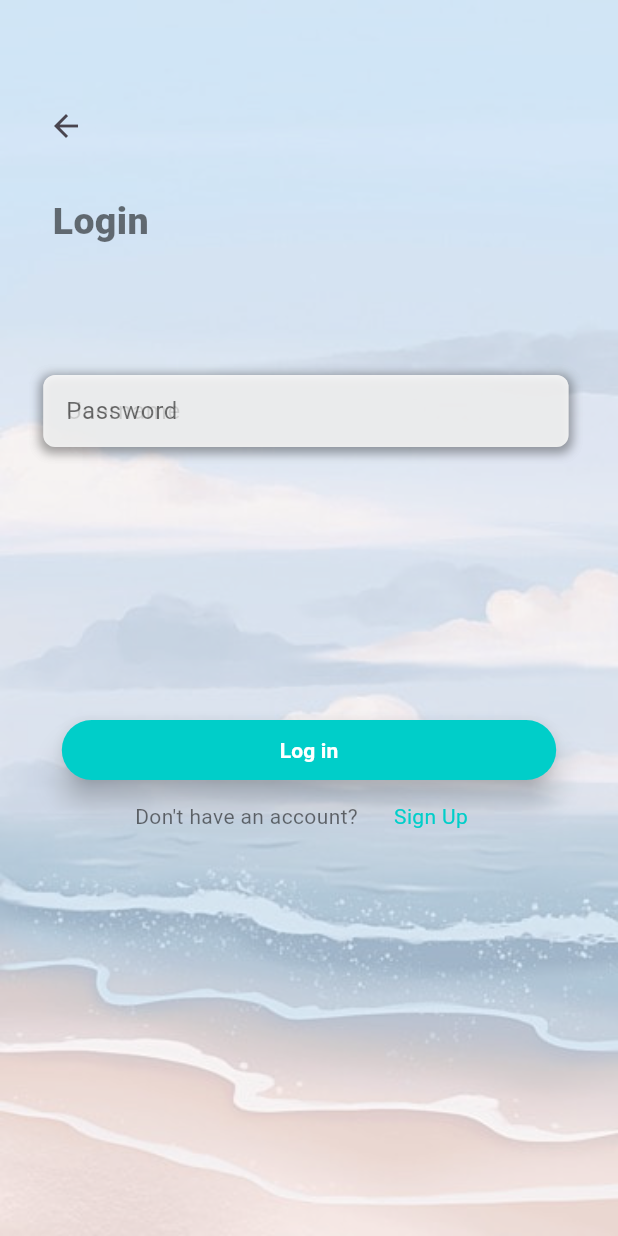
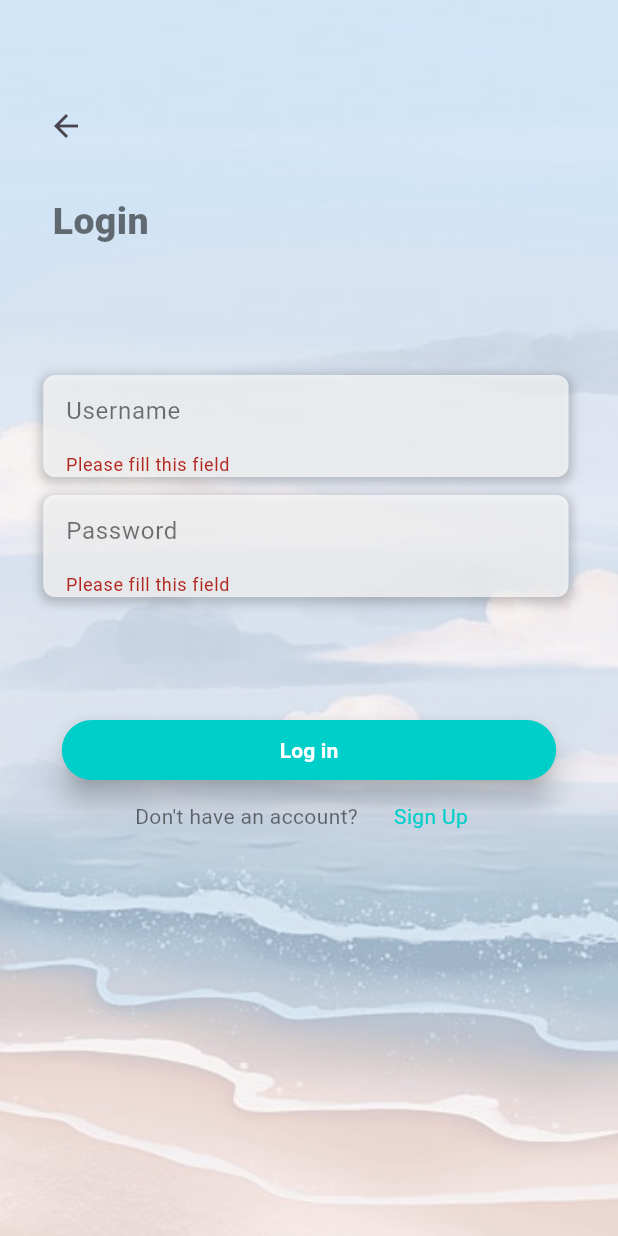
Before and after one commit to anilantony49/travel_app, a Flutter app: the LoginPage screen opened directly, after a tap on "Log in", on a phone screen of 412 x 824 dp. Run offline on Flutter 3.47's test engine with Material 3 defaults, Android fonts, the light colour scheme and no system bars; our stand-ins replace hive_flutter, shared_preferences; accounts and stored records are empty.

Commit message:
login page UI and signUp page UI

```diff
--- a/lib/screen/login_screen.dart
+++ b/lib/screen/login_screen.dart
@@ -1,7 +1,12 @@
 import 'package:flutter/material.dart';
+import 'package:new_travel_app/main.dart';
+import 'package:new_travel_app/others/admin_credentials.dart';
 import 'package:new_travel_app/screen/authentication_page.dart';
 import 'package:new_travel_app/screen/sign_up_page.dart';
+import 'package:new_travel_app/widgets/bottom_navigation_admin.dart';
+import 'package:new_travel_app/widgets/bottom_navigation_user.dart';
 import 'package:new_travel_app/widgets/text_field.dart';
+import 'package:shared_preferences/shared_preferences.dart';
 
 class LoginPage extends StatefulWidget {
   const LoginPage({Key? key}) : super(key: key);
@@ -75,7 +80,10 @@ class _LoginPageState extends State<LoginPage> {
               ),
             ),
 
-            CustomInputField(
+            Positioned(
+              left: screenWidth * .07,
+              top: 250,
+              child: CustomInputField(
                   controller: _usernameController,
                   label: 'Username',
                   togglePasswordVisibility: null,
@@ -86,7 +94,11 @@ class _LoginPageState extends State<LoginPage> {
                       return null;
                     }
                   }),
-            CustomInputField(
+            ),
+            Positioned(
+              left: screenWidth * .07,
+              top: 330,
+              child: CustomInputField(
                 controller: _passwordController,
                 label: 'Password',
                 togglePasswordVisibility: _passwordVisibility,
@@ -118,6 +130,7 @@ class _LoginPageState extends State<LoginPage> {
                   // If all conditions are met, return null (indicating a valid password)
                   return null;
                 },
+              ),
             ),
             // )
             // Positioned(
@@ -260,71 +273,71 @@ class _LoginPageState extends State<LoginPage> {
                   width: screenWidth * 0.8,
                   child: ElevatedButton(
                     onPressed: () async {
-                      // if (_usernameController.text ==
-                      //         AdminCredentials.username &&
-                      //     _passwordController.text ==
-                      //         AdminCredentials.password) {
-                      //   Navigator.pushAndRemoveUntil(
+                      if (_usernameController.text ==
+                              AdminCredentials.username &&
+                          _passwordController.text ==
+                              AdminCredentials.password) {
+                        Navigator.pushAndRemoveUntil(
+                          context,
+                          MaterialPageRoute(
+                            builder: (context) => const BottomNavigationAdmin(),
+                          ), // Replace YourNextScreen with the actual screen widget you want to navigate to
+                          (route) => false,
+                        );
+                        ScaffoldMessenger.of(context).showSnackBar(
+                          const SnackBar(
+                            content: Text('Welcome to admin page'),
+                            duration: Duration(seconds: 3),
+                          ),
+                        );
+                      }
+                      if (formKey.currentState?.validate() ?? false) {
+                        // Access the users list from the userNotifier value
+                        // List<AuthenticationModels> users =
+                        //     AuthenticationDb.singleton.userNotifier.value;
+
+                        // Replace 'enteredUsername' and 'enteredPassword' with the actual values entered by the user
+
+                        String enteredUsername = _usernameController.text;
+                        String enteredPassword = _passwordController.text;
+
+                        // Check if entered username and password match any user details
+                        // bool isUserAuthenticated = users.any((user) =>
+                        //     user.username == enteredUsername &&
+                        //     user.password == enteredPassword);
+
+                        // Clear the text fields
+                        _usernameController.text = '';
+                        _passwordController.text = '';
+                        // Unfocus the text fields to hide the keyboard
+                        FocusScope.of(context).unfocus();
+                        // if (isUserAuthenticated) {
+                        //   final sharedpref =
+                        //       await SharedPreferences.getInstance();
+                        //   sharedpref.setBool(saveKey, true);
+                        //   // ignore: use_build_context_synchronously
+                        //   Navigator.pushReplacement(
                         //     context,
                         //     MaterialPageRoute(
-                      //       builder: (context) => const BottomNavigationAdmin(),
-                      //     ), // Replace YourNextScreen with the actual screen widget you want to navigate to
-                      //     (route) => false,
-                      //   );
-                      //   ScaffoldMessenger.of(context).showSnackBar(
-                      //     const SnackBar(
-                      //       content: Text('Welcome to admin page'),
-                      //       duration: Duration(seconds: 3),
+                        //       builder: (context) => const BottomNavigation(),
+                        //       settings:
+                        //           RouteSettings(arguments: enteredUsername),
                         //     ),
                         //   );
-                      // }
-                      // if (formKey.currentState?.validate() ?? false) {
-                      //   // Access the users list from the userNotifier value
-                      //   List<AuthenticationModels> users =
-                      //       AuthenticationDb.singleton.userNotifier.value;
-
-                      //   // Replace 'enteredUsername' and 'enteredPassword' with the actual values entered by the user
-
-                      //   String enteredUsername = _usernameController.text;
-                      //   String enteredPassword = _passwordController.text;
-
-                      //   // Check if entered username and password match any user details
-                      //   bool isUserAuthenticated = users.any((user) =>
-                      //       user.username == enteredUsername &&
-                      //       user.password == enteredPassword);
-
-                      //   // Clear the text fields
-                      //   _usernameController.text = '';
-                      //   _passwordController.text = '';
-                      //   // Unfocus the text fields to hide the keyboard
-                      //   FocusScope.of(context).unfocus();
-                      //   if (isUserAuthenticated) {
-                      //     final sharedpref =
-                      //         await SharedPreferences.getInstance();
-                      //     sharedpref.setBool(saveKey, true);
-                      //     // ignore: use_build_context_synchronously
-                      //     Navigator.pushReplacement(
-                      //       context,
-                      //       MaterialPageRoute(
-                      //         builder: (context) => const BottomNavigation(),
-                      //         settings:
-                      //             RouteSettings(arguments: enteredUsername),
+                        // } else {
+                        //   if (_usernameController.text ==
+                        //           AdminCredentials.username &&
+                        //       _passwordController.text ==
+                        //           AdminCredentials.password) {
+                        //     ScaffoldMessenger.of(context).showSnackBar(
+                        //       const SnackBar(
+                        //         content: Text('Invalid username or password'),
+                        //         duration: Duration(seconds: 3),
                         //       ),
                         //     );
-                      //   } else {
-                      //     if (_usernameController.text ==
-                      //             AdminCredentials.username &&
-                      //         _passwordController.text ==
-                      //             AdminCredentials.password) {
-                      //       ScaffoldMessenger.of(context).showSnackBar(
-                      //         const SnackBar(
-                      //           content: Text('Invalid username or password'),
-                      //           duration: Duration(seconds: 3),
-                      //         ),
-                      //       );
-                      //     }
                         //   }
                         // }
+                      }
                     },
                     style: ElevatedButton.styleFrom(
                         elevation: 8, backgroundColor: const Color(0xFF00CEC9)),
--- a/lib/widgets/text_field.dart
+++ b/lib/widgets/text_field.dart
@@ -24,10 +24,7 @@ class CustomInputField extends StatelessWidget {
   Widget build(BuildContext context) {
     double screenWidth = MediaQuery.of(context).size.width;
 
-    return Positioned(
-      left: screenWidth * 0.07,
-      top: isPassword ? 330 : 250,
-      child: SizedBox(
+    return SizedBox(
       width: screenWidth * 0.85,
       child: Container(
         decoration: BoxDecoration(
@@ -73,7 +70,6 @@ class CustomInputField extends StatelessWidget {
           validator: validator,
         ),
       ),
-      ),
     );
   }
 }
```
Also changed, not shown: lib/widgets/bottom_navigation_admin.dart (added, +48 -0 lines). Lines whose indentation alone changed are shown as unchanged.
